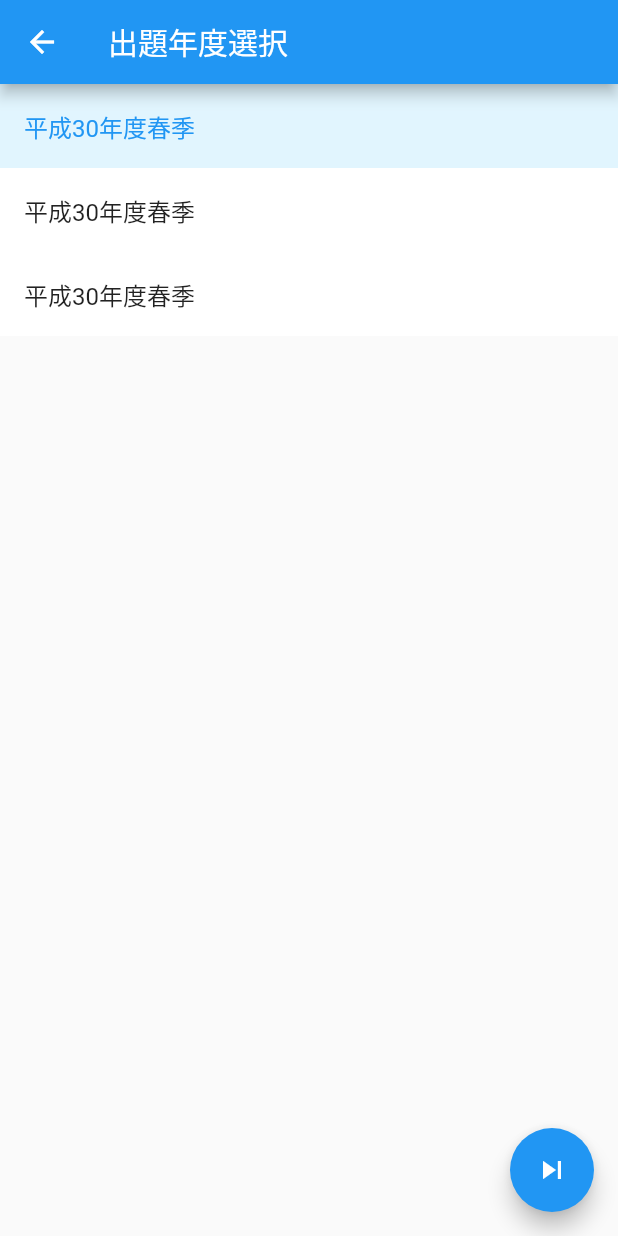
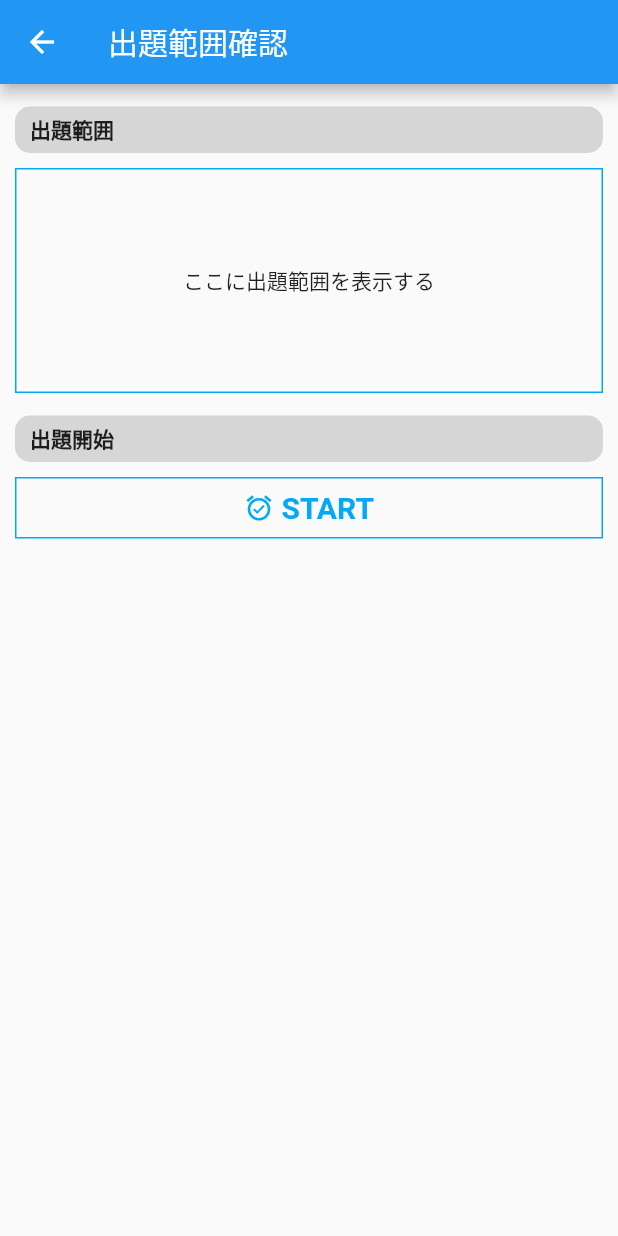
Before and after one commit to NaokiMochizuki/certificate_qualification, a Flutter app: the SelectTerm screen opened by its route, after a tap on "平成30年度春季", after a tap on the "skip next" icon, on a phone screen of 412 x 824 dp. Run offline on Flutter 3.47's test engine with Material 2 defaults, Android fonts, the phone set to English and light mode, and no system bars.

Commit message:
出題範囲確認ページの作成

```diff
--- /dev/null
+++ b/lib/common/small_title_label.dart
@@ -0,0 +1,20 @@
+import 'package:flutter/material.dart';
+
+class SmallTitleLabel extends StatelessWidget {
+  final String title;
+  SmallTitleLabel({this.title});
+
+  @override
+  Widget build(BuildContext context) {
+    return Container(
+      width: double.infinity,
+      decoration: BoxDecoration(
+        color: Colors.grey[350],
+        borderRadius: BorderRadius.circular(10),
+      ),
+      padding: EdgeInsets.only(left: 10.0, right: 10.0, top: 5.0, bottom: 5.0),
+      margin: EdgeInsets.only(left: 10.0, right: 10.0, top: 15.0, bottom: 10.0),
+      child: Text(title, style: TextStyle(fontWeight: FontWeight.bold)),
+    );
+  }
+}
--- a/lib/components/term_list_item.dart
+++ b/lib/components/term_list_item.dart
@@ -4,10 +4,9 @@ import 'package:provider/provider.dart';
 
 // ignore: must_be_immutable
 class TermListItem extends StatefulWidget {
-  bool selected;
   final int id;
   final String title;
-  TermListItem({this.title, this.id, this.selected});
+  TermListItem({this.title, this.id});
 
   @override
   _TermListItemState createState() => _TermListItemState();
@@ -17,7 +16,7 @@ class _TermListItemState extends State<TermListItem> {
 
   void onTappedCallback(int id) {
     // 選択,削除されたカテゴリのIDをプロバイダに伝える処理
-    if(Provider.of<ProviderData>(context, listen:false).isSelectedId(id)){
+    if(Provider.of<ProviderData>(context, listen: false).isSelectedId(id)){
       Provider.of<ProviderData>(context, listen: false).removeTermId(id);
     }else{
       Provider.of<ProviderData>(context, listen: false).addSelectedTermId(id);
--- a/lib/main.dart
+++ b/lib/main.dart
@@ -1,4 +1,5 @@
 import 'package:certicicatie_qualification/models/provider_data.dart';
+import 'package:certicicatie_qualification/screens/question_confirm.dart';
 import 'package:certicicatie_qualification/screens/select_category.dart';
 import 'package:certicicatie_qualification/screens/select_term.dart';
 import 'package:certicicatie_qualification/screens/setting.dart';
@@ -27,6 +28,7 @@ class CertificateQualificationApp extends StatelessWidget {
           Setting.id: (context) => Setting(),
           SelectQuestionType.id: (context) => SelectQuestionType(),
           SelectTerm.id: (context) => SelectTerm(),
+          QuestionConfirm.id: (context) => QuestionConfirm(),
         }
       ),
     );
--- /dev/null
+++ b/lib/screens/question_confirm.dart
@@ -0,0 +1,53 @@
+import 'package:flutter/material.dart';
+import 'package:certicicatie_qualification/common/small_title_label.dart';
+
+class QuestionConfirm extends StatelessWidget {
+  static const String id = 'question_confirm';
+
+  @override
+  Widget build(BuildContext context) {
+    return Scaffold(
+      appBar: AppBar(title: Text('出題範囲確認')),
+      body: Column(
+        children: <Widget>[
+          SmallTitleLabel(title: '出題範囲'),
+          Container(
+            height: 150,
+            margin: EdgeInsets.only(left: 10.0, right: 10.0),
+            decoration:
+                BoxDecoration(border: Border.all(color: Colors.lightBlue)),
+            child: Center(child: Text('ここに出題範囲を表示する')),
+          ),
+          SmallTitleLabel(title: '出題開始'),
+          Container(
+              decoration: BoxDecoration(
+                border: Border.all(color: Colors.lightBlue),
+              ),
+              margin: EdgeInsets.only(left: 10.0, right: 10.0),
+              child: GestureDetector(
+                // TODO: ここに問題ページへの遷移処理を書く
+                onTap: (){},
+                child: Container(
+                  padding: EdgeInsets.all(8.0),
+                  child: Row(
+                    mainAxisAlignment: MainAxisAlignment.center,
+                    children: <Widget>[
+                      Icon(Icons.alarm_on, size: 20.0, color: Colors.lightBlue),
+                      SizedBox(width: 5.0),
+                      Text(
+                        'START',
+                        style: TextStyle(
+                            color: Colors.lightBlue,
+                            fontWeight: FontWeight.bold,
+                            fontSize: 20.0,
+                        ),
+                      ),
+                    ],
+                  ),
+                ),
+              ))
+        ],
+      ),
+    );
+  }
+}
--- a/lib/screens/select_question_type.dart
+++ b/lib/screens/select_question_type.dart
@@ -1,8 +1,13 @@
+import 'package:certicicatie_qualification/screens/question_confirm.dart';
 import 'package:certicicatie_qualification/screens/select_term.dart';
 import 'package:flutter/material.dart';
 
 class SelectQuestionType extends StatelessWidget {
   static const id = 'select_question_type';
+
+  void randomQuestionSelectedCallback(context){
+    Navigator.pushNamed(context, QuestionConfirm.id);
+  }
 
   @override
   Widget build(BuildContext context) {
@@ -14,7 +19,7 @@ class SelectQuestionType extends StatelessWidget {
           Expanded(
             flex: 1,
             child: GestureDetector(
-              onTap: (){},
+              onTap: (){randomQuestionSelectedCallback(context);},
               child: Column(
                 mainAxisAlignment: MainAxisAlignment.center,
                 children: <Widget>[
--- a/lib/screens/select_term.dart
+++ b/lib/screens/select_term.dart
@@ -1,3 +1,4 @@
+import 'package:certicicatie_qualification/screens/question_confirm.dart';
 import 'package:flutter/material.dart';
 import 'package:certicicatie_qualification/components/term_list_item.dart';
 import 'package:certicicatie_qualification/models/provider_data.dart';
@@ -14,7 +15,7 @@ class SelectTerm extends StatelessWidget {
         child: ListView.builder(
           itemBuilder: (BuildContext context, int index) {
             //TODO: 正しいIDを入れるようにする
-            return TermListItem(title: '平成30年度春季', selected: false, id: index);
+            return TermListItem(title: '平成30年度春季', id: index);
             },
             itemCount: 3,
           ),
@@ -22,7 +23,7 @@ class SelectTerm extends StatelessWidget {
       floatingActionButton:Visibility(
         visible: Provider.of<ProviderData>(context).selectedTermIdsCount > 0,
         child: FloatingActionButton(
-              onPressed: (){},
+          onPressed: (){Navigator.pushNamed(context, QuestionConfirm.id);},
           child: Icon(Icons.skip_next),
         ),
       ),
```
Lines whose indentation alone changed are shown as unchanged.
